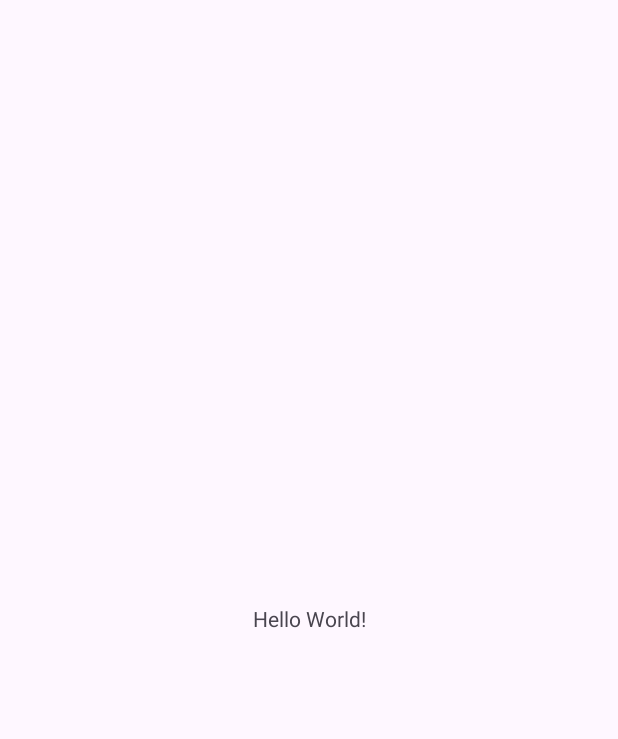
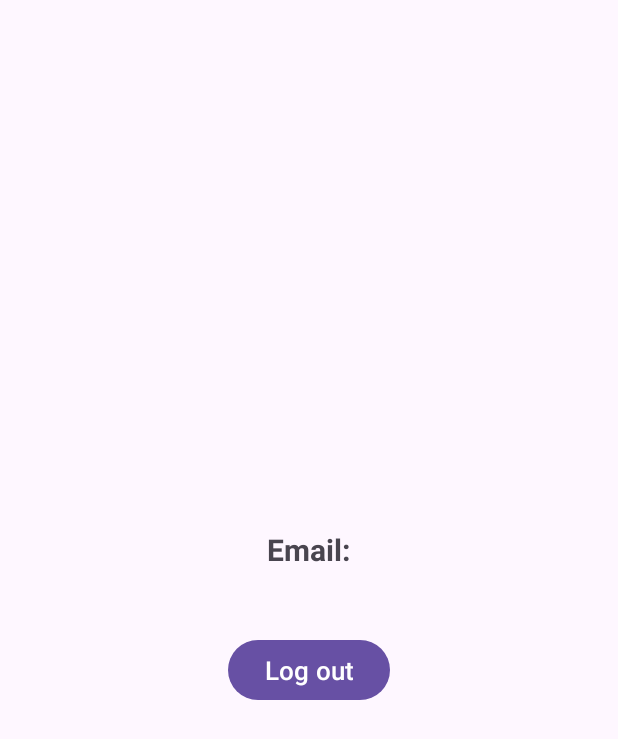
Before and after one commit to dnydlk/group-project-duolikun-daniya, an Android app: the screen it shows after launch once a user with an empty profile is signed in (MainActivity before the commit, UserAccount after it), on a phone screen of 412 x 824 dp. Before the commit the part shown is almost empty. Shown: the top 739 px of the screen. Run offline under Robolectric (Android 15) with nearby library versions, the phone set to English and light mode, and no system bars; our stand-ins replace Firebase (no records; nobody signed in at launch, a user with empty details on screens opened directly).

Commit message:
Added UserAccount Page, Implemented Log out

```diff
--- a/app/src/main/AndroidManifest.xml
+++ b/app/src/main/AndroidManifest.xml
@@ -1,7 +1,9 @@
 <?xml version="1.0" encoding="utf-8"?>
 <manifest xmlns:android="http://schemas.android.com/apk/res/android"
     xmlns:tools="http://schemas.android.com/tools">
-    <uses-permission android:name="android.permission.INTERNET"/>
+
+    <uses-permission android:name="android.permission.INTERNET" />
+
     <application
         android:allowBackup="true"
         android:dataExtractionRules="@xml/data_extraction_rules"
@@ -13,13 +15,16 @@
         android:theme="@style/Theme.Groupprojectgroupduolikundaniya"
         tools:targetApi="31">
         <activity
+            android:name=".UserAccount"
+            android:exported="false" />
+        <activity
             android:name=".SignUp"
             android:exported="true">
             <intent-filter>
                 <action android:name="android.intent.action.MAIN" />
 
                 <!-- Sign up page as Launcher Activity -->
-                <category android:name="android.intent.category.LAUNCHER" />
+<!--                <category android:name="android.intent.category.LAUNCHER" />-->
             </intent-filter>
         </activity>
         <activity
@@ -29,7 +34,7 @@
                 <action android:name="android.intent.action.MAIN" />
 
                 <!-- Login page as Launcher Activity -->
-<!--                <category android:name="android.intent.category.LAUNCHER" />-->
+                 <category android:name="android.intent.category.LAUNCHER" />
             </intent-filter>
         </activity>
         <activity
@@ -40,7 +45,7 @@
 
                 <!-- Main as Launcher Activity -->
                 <!-- Removed for now -->
-<!--                <category android:name="android.intent.category.LAUNCHER" />-->
+                <!-- <category android:name="android.intent.category.LAUNCHER" /> -->
             </intent-filter>
         </activity>
     </application>
--- a/app/src/main/java/edu/northeastern/group_project_group_duolikun_daniya/LogIn.java
+++ b/app/src/main/java/edu/northeastern/group_project_group_duolikun_daniya/LogIn.java
@@ -1,8 +1,10 @@
 package edu.northeastern.group_project_group_duolikun_daniya;
 
+import android.content.Context;
 import android.content.Intent;
 import android.os.Bundle;
 import android.view.View;
+import android.view.inputmethod.InputMethodManager;
 import android.widget.Button;
 import android.widget.ProgressBar;
 import android.widget.TextView;
@@ -32,7 +34,10 @@ public class LogIn extends AppCompatActivity {
         // Check if user is signed in (non-null) and open MainActivity accordingly.
         FirebaseUser currentUser = mAuth.getCurrentUser();
         if(currentUser != null){
-            Intent intent = new Intent(getApplicationContext(), MainActivity.class);
+            // todo Only testing now, so the new intent is directed to the User Account Page
+            //  But in the end it should be the Home page
+            Intent intent = new Intent(getApplicationContext(), UserAccount.class);
+//            Intent intent = new Intent(getApplicationContext(), MainActivity.class);
             startActivity(intent);
             finish();
         }
--- a/app/src/main/java/edu/northeastern/group_project_group_duolikun_daniya/SignUp.java
+++ b/app/src/main/java/edu/northeastern/group_project_group_duolikun_daniya/SignUp.java
@@ -2,10 +2,12 @@ package edu.northeastern.group_project_group_duolikun_daniya;
 
 import static androidx.constraintlayout.helper.widget.MotionEffect.TAG;
 
+import android.content.Context;
 import android.content.Intent;
 import android.os.Bundle;
 import android.util.Log;
 import android.view.View;
+import android.view.inputmethod.InputMethodManager;
 import android.widget.Button;
 import android.widget.ProgressBar;
 import android.widget.TextView;
@@ -36,7 +38,10 @@ public class SignUp extends AppCompatActivity {
         // Check if user is signed in (non-null) and open MainActivity accordingly.
         FirebaseUser currentUser = mAuth.getCurrentUser();
         if(currentUser != null){
-            Intent intent = new Intent(getApplicationContext(), MainActivity.class);
+            // todo Only testing now, so the new intent is directed to the User Account Page
+            //  But in the end it should be the Home page
+            Intent intent = new Intent(getApplicationContext(), UserAccount.class);
+//            Intent intent = new Intent(getApplicationContext(), MainActivity.class);
             startActivity(intent);
             finish();
         }
--- /dev/null
+++ b/app/src/main/java/edu/northeastern/group_project_group_duolikun_daniya/UserAccount.java
@@ -0,0 +1,58 @@
+package edu.northeastern.group_project_group_duolikun_daniya;
+
+import androidx.appcompat.app.AppCompatActivity;
+
+import android.content.Intent;
+import android.os.Bundle;
+import android.view.View;
+import android.widget.Button;
+import android.widget.TextView;
+
+import com.google.firebase.auth.FirebaseAuth;
+import com.google.firebase.auth.FirebaseUser;
+
+public class UserAccount extends AppCompatActivity {
+
+    FirebaseAuth auth;
+    FirebaseUser user;
+    TextView emailHeader;
+    TextView userEmail;
+    Button logOutBtn;
+
+    @Override
+    protected void onCreate(Bundle savedInstanceState) {
+        super.onCreate(savedInstanceState);
+        setContentView(R.layout.activity_user_account);
+
+        // Initializations
+        auth = FirebaseAuth.getInstance();
+        logOutBtn = findViewById(R.id.log_out_btn);
+        emailHeader = findViewById(R.id.email_header);
+        userEmail = findViewById(R.id.user_email);
+        user = auth.getCurrentUser();
+
+        // Check if use is null
+        if (user == null) {
+            // Go to log in page
+            Intent intent = new Intent(getApplicationContext(), LogIn.class);
+            startActivity(intent);
+            finish();
+        } else {
+            // Show current user's email
+            userEmail.setText(user.getEmail());
+        }
+
+        // Log out
+        logOutBtn.setOnClickListener(new View.OnClickListener() {
+            @Override
+            public void onClick(View view) {
+                // Log out current user from Firebase Database
+                FirebaseAuth.getInstance().signOut();
+                // Go to Log in page
+                Intent intent = new Intent(getApplicationContext(), LogIn.class);
+                startActivity(intent);
+                finish();
+            }
+        });
+    }
+}
--- /dev/null
+++ b/app/src/main/res/layout/activity_user_account.xml
@@ -0,0 +1,40 @@
+<?xml version="1.0" encoding="utf-8"?>
+<LinearLayout xmlns:android="http://schemas.android.com/apk/res/android"
+    xmlns:tools="http://schemas.android.com/tools"
+    android:layout_width="match_parent"
+    android:layout_height="match_parent"
+    android:gravity="center"
+    android:orientation="vertical"
+    android:padding="110dp"
+    tools:context=".UserAccount">
+
+    <!-- todo Email Header here  -->
+    <TextView
+        android:id="@+id/email_header"
+        android:layout_width="wrap_content"
+        android:layout_height="wrap_content"
+        android:text="@string/email_header"
+        android:textStyle="bold"
+        android:layout_marginBottom="5dp"
+        android:textSize="20sp"/>
+
+    <!-- todo Show user's email here  -->
+    <TextView
+        android:id="@+id/user_email"
+        android:layout_width="match_parent"
+        android:layout_height="wrap_content"
+        android:textSize="20sp"
+        android:layout_marginBottom="10dp"
+        android:text="example@email.com"/>
+
+    <!-- Log out Button -->
+    <Button
+        android:id="@+id/log_out_btn"
+        android:layout_width="wrap_content"
+        android:layout_height="wrap_content"
+        android:text="@string/log_out"
+        android:textSize="17sp" />
+
+
+
+</LinearLayout>
--- a/app/src/main/res/values/strings.xml
+++ b/app/src/main/res/values/strings.xml
@@ -7,4 +7,6 @@
     <string name="sign_up">Sign up</string>
     <string name="click_to_login">Click to login</string>
     <string name="click_to_sign_up">Click to sign up</string>
+    <string name="log_out">Log out</string>
+    <string name="email_header">Email:</string>
 </resources>
```
